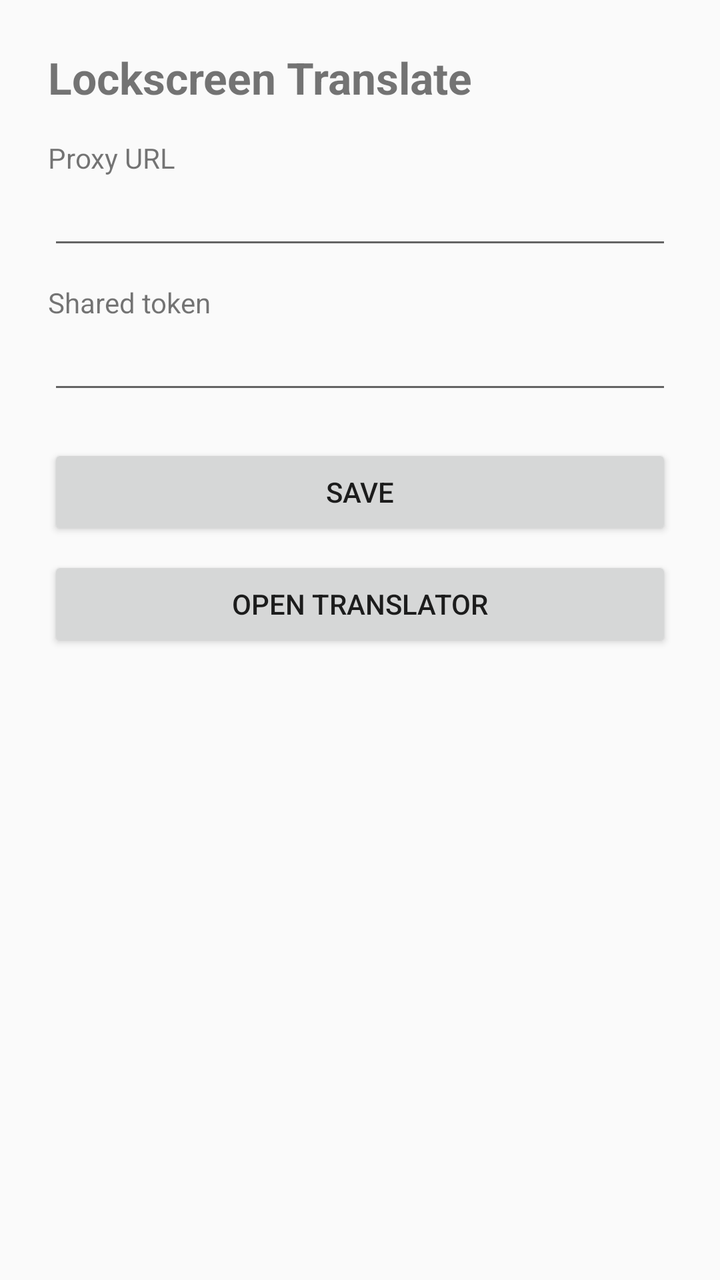
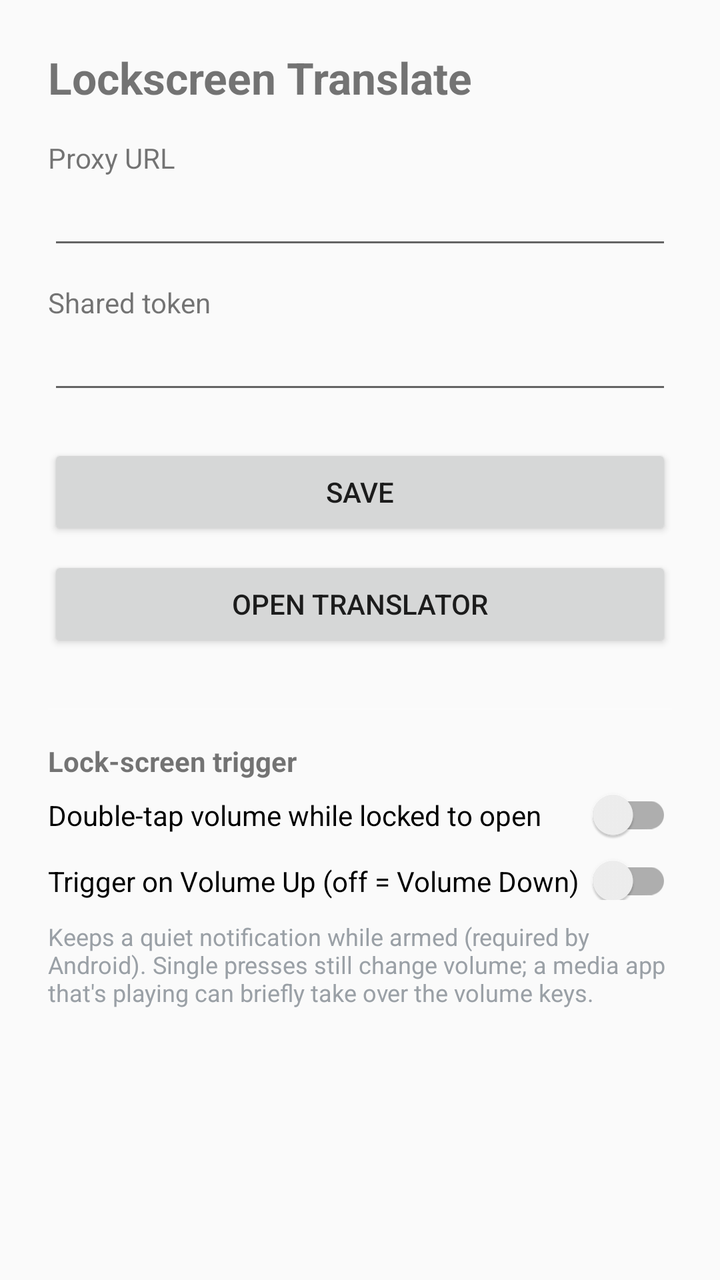

Before-and-after screenshots of an Android layout around one commit, followed by the original layout XML and the change that was made.
<!-- AndroidManifest.xml: application theme Theme.LT -->
<!-- res/layout/activity_settings.xml -->
<?xml version="1.0" encoding="utf-8"?>
<ScrollView xmlns:android="http://schemas.android.com/apk/res/android"
    android:layout_width="match_parent" android:layout_height="match_parent">
    <LinearLayout android:layout_width="match_parent" android:layout_height="wrap_content"
        android:orientation="vertical" android:padding="24dp">
        <TextView android:layout_width="wrap_content" android:layout_height="wrap_content"
            android:text="Lockscreen Translate" android:textSize="22sp" android:textStyle="bold"
            android:paddingBottom="16dp"/>
        <TextView android:layout_width="wrap_content" android:layout_height="wrap_content" android:text="Proxy URL"/>
        <EditText android:id="@+id/proxyUrl" android:layout_width="match_parent"
            android:layout_height="wrap_content" android:inputType="textUri" android:maxLines="1"/>
        <TextView android:layout_width="wrap_content" android:layout_height="wrap_content"
            android:text="Shared token" android:paddingTop="12dp"/>
        <EditText android:id="@+id/authToken" android:layout_width="match_parent"
            android:layout_height="wrap_content" android:inputType="textPassword" android:maxLines="1"/>
        <Button android:id="@+id/save" android:layout_width="match_parent"
            android:layout_height="wrap_content" android:text="Save" android:layout_marginTop="20dp"/>
        <Button android:id="@+id/open" android:layout_width="match_parent"
            android:layout_height="wrap_content" android:text="Open Translator" android:layout_marginTop="8dp"/>
    </LinearLayout>
</ScrollView>
<!-- resources referenced by this layout -->
<resources>
  <style name="Theme.LT" parent="Theme.AppCompat.DayNight.NoActionBar" />
</resources>

<!-- the commit's change to res/layout/activity_settings.xml (unified diff, before → after) -->
@@ -17,5 +17,20 @@
             android:layout_height="wrap_content" android:text="Save" android:layout_marginTop="20dp"/>
         <Button android:id="@+id/open" android:layout_width="match_parent"
             android:layout_height="wrap_content" android:text="Open Translator" android:layout_marginTop="8dp"/>
+
+        <View android:layout_width="match_parent" android:layout_height="1dp"
+            android:background="#22ffffff" android:layout_marginTop="28dp"/>
+        <TextView android:layout_width="wrap_content" android:layout_height="wrap_content"
+            android:text="Lock-screen trigger" android:textStyle="bold"
+            android:paddingTop="16dp" android:paddingBottom="4dp"/>
+        <androidx.appcompat.widget.SwitchCompat android:id="@+id/chordEnable"
+            android:layout_width="match_parent" android:layout_height="wrap_content"
+            android:text="Double-tap volume while locked to open"/>
+        <androidx.appcompat.widget.SwitchCompat android:id="@+id/chordUp"
+            android:layout_width="match_parent" android:layout_height="wrap_content"
+            android:text="Trigger on Volume Up (off = Volume Down)" android:paddingTop="10dp"/>
+        <TextView android:layout_width="wrap_content" android:layout_height="wrap_content"
+            android:text="Keeps a quiet notification while armed (required by Android). Single presses still change volume; a media app that's playing can briefly take over the volume keys."
+            android:textSize="12sp" android:textColor="#9aa0a6" android:paddingTop="10dp"/>
     </LinearLayout>
 </ScrollView>
